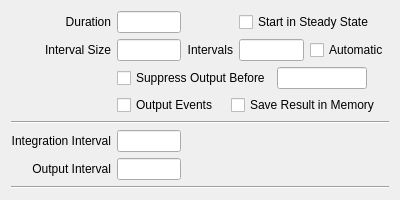
Qt form copasi/UI/CQTrajectoryWidget.ui (copasi/COPASI) before a commit.
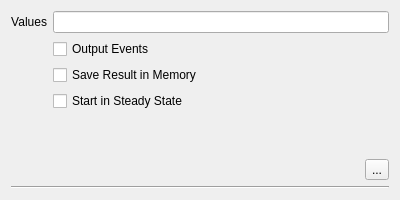
The same form after that commit. The open tabs and pages were chosen to show the change. Custom widgets are drawn as their Qt base class.

Commit message: - issue 2776: provide a way to integrate only over certain provided output time points

```diff
--- a/copasi/UI/CQTrajectoryWidget.ui
+++ b/copasi/UI/CQTrajectoryWidget.ui
@@ -27,7 +27,7 @@
     <x>0</x>
     <y>0</y>
     <width>400</width>
-    <height>184</height>
+    <height>192</height>
    </rect>
   </property>
   <property name="autoFillBackground">
@@ -38,7 +38,24 @@
   </property>
   <layout class="QVBoxLayout" name="verticalLayout">
    <item>
+    <widget class="QStackedWidget" name="mpStackWidget">
+     <property name="currentIndex">
+      <number>0</number>
+     </property>
+     <widget class="QWidget" name="pageTrajectory">
     <layout class="QGridLayout" name="gridLayout">
+       <property name="leftMargin">
+        <number>0</number>
+       </property>
+       <property name="topMargin">
+        <number>0</number>
+       </property>
+       <property name="rightMargin">
+        <number>0</number>
+       </property>
+       <property name="bottomMargin">
+        <number>0</number>
+       </property>
      <item row="0" column="0">
       <widget class="QLabel" name="mpLblDuration">
        <property name="text">
@@ -225,7 +242,139 @@
        </property>
       </widget>
      </item>
-    </layout>
+       <item row="6" column="4">
+        <layout class="QHBoxLayout" name="horizontalLayout">
+         <item>
+          <spacer name="horizontalSpacer">
+           <property name="orientation">
+            <enum>Qt::Horizontal</enum>
+           </property>
+           <property name="sizeHint" stdset="0">
+            <size>
+             <width>40</width>
+             <height>20</height>
+            </size>
+           </property>
+          </spacer>
+         </item>
+         <item>
+          <widget class="QToolButton" name="cmdValues">
+           <property name="text">
+            <string>...</string>
+           </property>
+          </widget>
+         </item>
+        </layout>
+       </item>
+      </layout>
+     </widget>
+     <widget class="QWidget" name="pageNumbers">
+      <layout class="QGridLayout" name="gridLayout_2" rowstretch="0,0,0,0,0,0,0" columnstretch="0,0" columnminimumwidth="0,0">
+       <property name="leftMargin">
+        <number>0</number>
+       </property>
+       <property name="topMargin">
+        <number>0</number>
+       </property>
+       <property name="rightMargin">
+        <number>0</number>
+       </property>
+       <property name="bottomMargin">
+        <number>0</number>
+       </property>
+       <property name="horizontalSpacing">
+        <number>6</number>
+       </property>
+       <item row="0" column="0">
+        <widget class="QLabel" name="lblValues">
+         <property name="text">
+          <string>Values</string>
+         </property>
+         <property name="alignment">
+          <set>Qt::AlignRight|Qt::AlignTrailing|Qt::AlignVCenter</set>
+         </property>
+         <property name="wordWrap">
+          <bool>false</bool>
+         </property>
+        </widget>
+       </item>
+       <item row="0" column="1">
+        <widget class="QLineEdit" name="txtValues"/>
+       </item>
+       <item row="1" column="1">
+        <widget class="QCheckBox" name="mpCheckOutputEvent2">
+         <property name="text">
+          <string>Output Events  </string>
+         </property>
+        </widget>
+       </item>
+       <item row="2" column="1">
+        <widget class="QCheckBox" name="mpCheckSave2">
+         <property name="text">
+          <string>Save Result in Memory</string>
+         </property>
+        </widget>
+       </item>
+       <item row="3" column="1">
+        <widget class="QCheckBox" name="mpCheckStartInSteadyState2">
+         <property name="toolTip">
+          <string>Bring the model into steady state before simulating.</string>
+         </property>
+         <property name="text">
+          <string>Start in Steady State</string>
+         </property>
+        </widget>
+       </item>
+       <item row="4" column="1">
+        <spacer name="verticalSpacer">
+         <property name="orientation">
+          <enum>Qt::Vertical</enum>
+         </property>
+         <property name="sizeHint" stdset="0">
+          <size>
+           <width>20</width>
+           <height>40</height>
+          </size>
+         </property>
+        </spacer>
+       </item>
+       <item row="5" column="1">
+        <layout class="QHBoxLayout" name="horizontalLayout_2">
+         <item>
+          <spacer name="horizontalSpacer_2">
+           <property name="orientation">
+            <enum>Qt::Horizontal</enum>
+           </property>
+           <property name="sizeHint" stdset="0">
+            <size>
+             <width>40</width>
+             <height>20</height>
+            </size>
+           </property>
+          </spacer>
+         </item>
+         <item>
+          <widget class="QToolButton" name="cmdTraj">
+           <property name="text">
+            <string>...</string>
+           </property>
+          </widget>
+         </item>
+        </layout>
+       </item>
+       <item row="6" column="0" colspan="2">
+        <widget class="Line" name="line">
+         <property name="frameShape">
+          <enum>QFrame::HLine</enum>
+         </property>
+         <property name="frameShadow">
+          <enum>QFrame::Sunken</enum>
+         </property>
+        </widget>
+       </item>
+      </layout>
+     </widget>
+    </widget>
    </item>
   </layout>
  </widget>
```
Left out of the diff: 161 changed lines with no effect on the pictures. Lines whose indentation alone changed are shown as unchanged. The commit also changes 6 other files.
